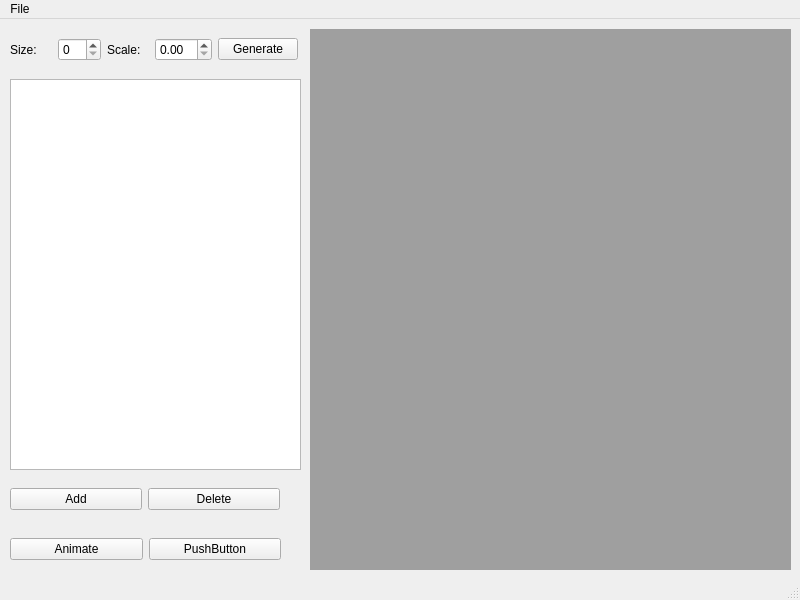
First picture: the form in src/QT/cmaingui.ui, repository bkloppenborg/simtoi, before the edit.
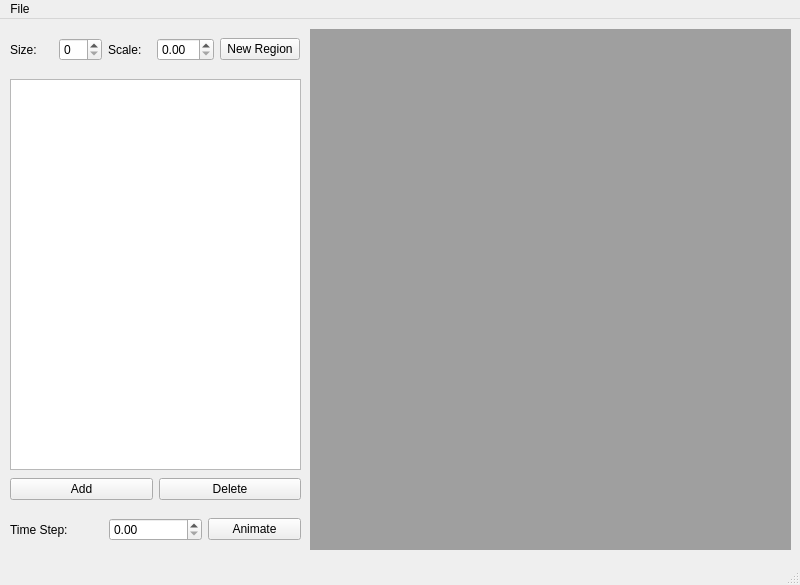
Second picture: the form after the edit.

Patch:
```diff
--- a/src/QT/cmaingui.ui
+++ b/src/QT/cmaingui.ui
@@ -7,7 +7,7 @@
     <x>0</x>
     <y>0</y>
     <width>800</width>
-    <height>600</height>
+    <height>585</height>
    </rect>
   </property>
   <property name="windowTitle">
@@ -20,7 +20,7 @@
       <x>310</x>
       <y>10</y>
       <width>481</width>
-      <height>541</height>
+      <height>521</height>
      </rect>
     </property>
    </widget>
@@ -29,7 +29,7 @@
      <rect>
       <x>10</x>
       <y>10</y>
-      <width>288</width>
+      <width>290</width>
       <height>41</height>
      </rect>
     </property>
@@ -57,7 +57,7 @@
      <item row="0" column="4">
       <widget class="QPushButton" name="btnModelArea">
        <property name="text">
-        <string>Generate</string>
+        <string>New Region</string>
        </property>
       </widget>
      </item>
@@ -77,8 +77,8 @@
     <property name="geometry">
      <rect>
       <x>10</x>
-      <y>460</y>
-      <width>270</width>
+      <y>450</y>
+      <width>291</width>
       <height>41</height>
      </rect>
     </property>
@@ -103,12 +103,22 @@
     <property name="geometry">
      <rect>
       <x>10</x>
-      <y>510</y>
-      <width>271</width>
+      <y>490</y>
+      <width>291</width>
       <height>41</height>
      </rect>
     </property>
     <layout class="QHBoxLayout" name="horizontalLayout">
+     <item>
+      <widget class="QLabel" name="label_3">
+       <property name="text">
+        <string>Time Step:</string>
+       </property>
+      </widget>
+     </item>
+     <item>
+      <widget class="QDoubleSpinBox" name="doubleSpinBox"/>
+     </item>
      <item>
       <widget class="QPushButton" name="btnAnimate">
        <property name="text">
@@ -116,13 +126,6 @@
        </property>
       </widget>
      </item>
-     <item>
-      <widget class="QPushButton" name="pushButton_4">
-       <property name="text">
-        <string>PushButton</string>
-       </property>
-      </widget>
-     </item>
     </layout>
    </widget>
   </widget>
```
Left out of the diff: 10 changed lines with no effect on the pictures.
